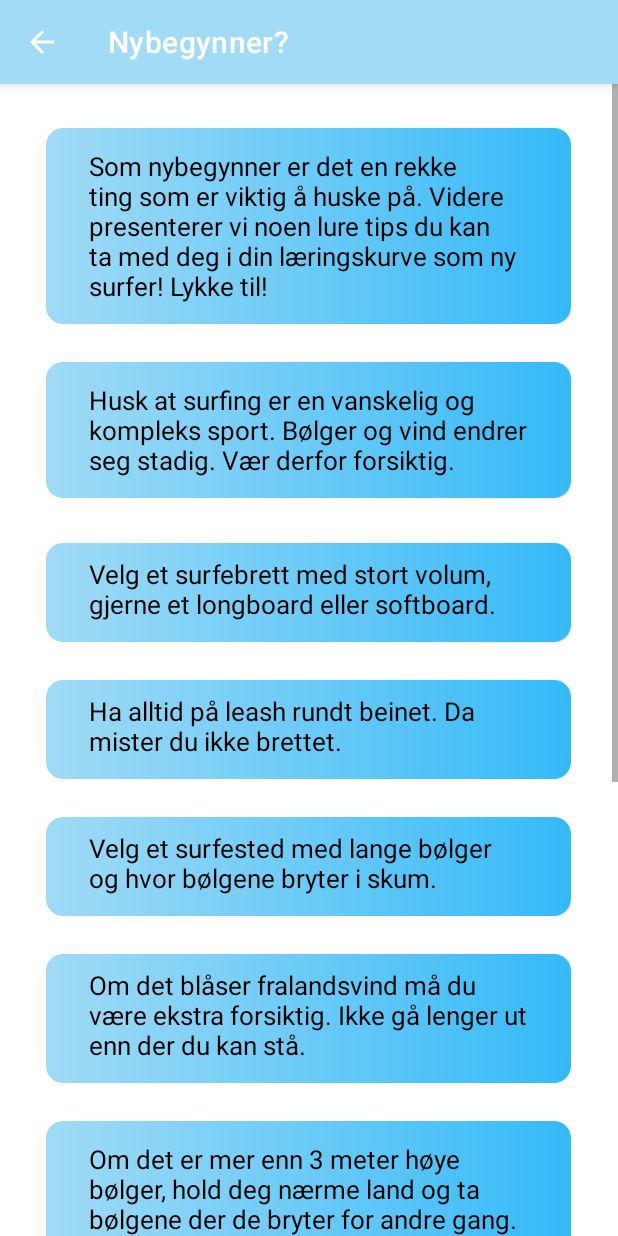
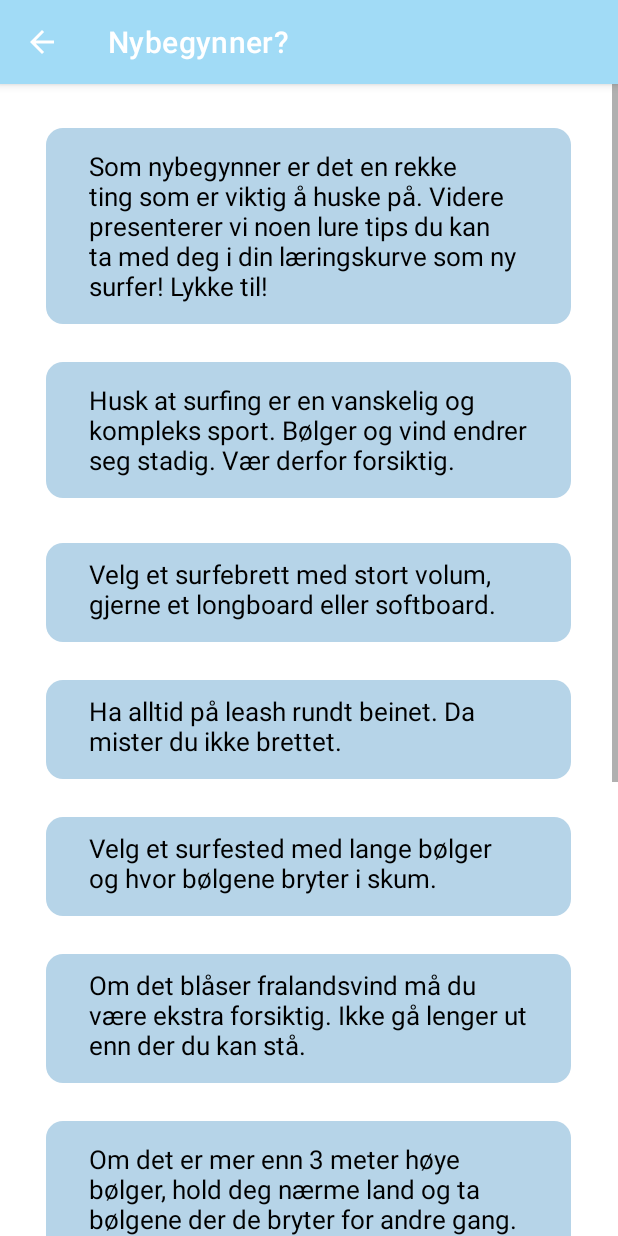
Before and after one commit to In2000Gruppe26/Surfeapp, an Android app built with Jetpack Compose: the Nybegynner screen opened directly, with no data from a screen before it, on a phone screen of 412 x 824 dp. Run offline under Robolectric (Android 15) with nearby library versions, the phone set to English and light mode, and no system bars.

Commit message:
.fargeendring

```diff
--- a/app/src/main/res/drawable/m_bg.xml
+++ b/app/src/main/res/drawable/m_bg.xml
@@ -1,8 +1,8 @@
 <?xml version="1.0" encoding="utf-8"?>
 <shape xmlns:android="http://schemas.android.com/apk/res/android">
     <gradient
-        android:startColor="#FFA1DBF6"
-        android:endColor="#FF34BAF8"/>
+        android:startColor="#b6d4e8"
+        android:endColor="#b6d4e8"/>
     <corners
         android:radius="11dp" />
 
```
